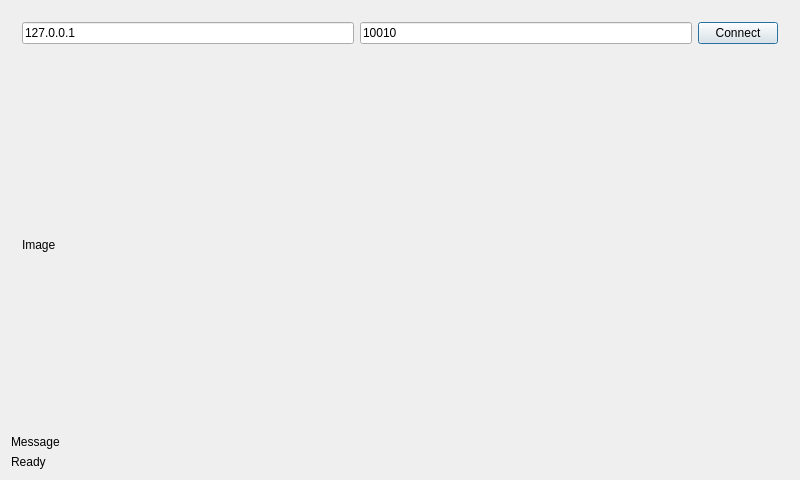
Above: PCameraClient/dialog.ui from hondodo/PCamera before the change. Below: the same form after it.
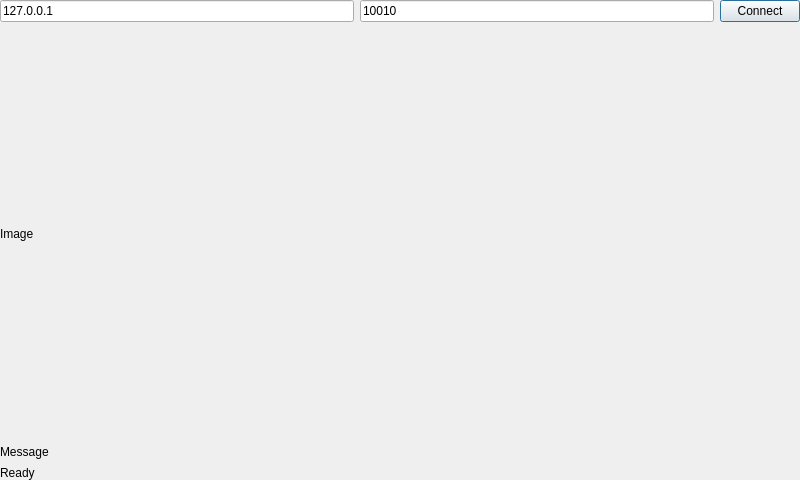
That is the form after the change. Custom widgets are drawn as their Qt base class.

```diff
--- a/PCameraClient/dialog.ui
+++ b/PCameraClient/dialog.ui
@@ -14,6 +14,21 @@
    <string>Dialog</string>
   </property>
   <layout class="QGridLayout" name="gridLayout">
+   <property name="leftMargin">
+    <number>0</number>
+   </property>
+   <property name="topMargin">
+    <number>0</number>
+   </property>
+   <property name="rightMargin">
+    <number>0</number>
+   </property>
+   <property name="bottomMargin">
+    <number>0</number>
+   </property>
+   <property name="spacing">
+    <number>7</number>
+   </property>
    <item row="1" column="0">
     <widget class="QWidget" name="widgetCamera" native="true">
      <property name="sizePolicy">
@@ -23,6 +38,21 @@
       </sizepolicy>
      </property>
      <layout class="QGridLayout" name="gridLayout_3">
+      <property name="leftMargin">
+       <number>0</number>
+      </property>
+      <property name="topMargin">
+       <number>0</number>
+      </property>
+      <property name="rightMargin">
+       <number>0</number>
+      </property>
+      <property name="bottomMargin">
+       <number>0</number>
+      </property>
+      <property name="spacing">
+       <number>0</number>
+      </property>
       <item row="0" column="0">
        <widget class="ClickableLabel" name="label">
         <property name="text">
@@ -35,6 +65,12 @@
    </item>
    <item row="2" column="0">
     <widget class="QLabel" name="labelMessage">
+     <property name="sizePolicy">
+      <sizepolicy hsizetype="Preferred" vsizetype="Fixed">
+       <horstretch>0</horstretch>
+       <verstretch>0</verstretch>
+      </sizepolicy>
+     </property>
      <property name="text">
       <string>Message</string>
      </property>
@@ -42,6 +78,12 @@
    </item>
    <item row="3" column="0">
     <widget class="QLabel" name="labelStatus">
+     <property name="sizePolicy">
+      <sizepolicy hsizetype="Preferred" vsizetype="Fixed">
+       <horstretch>0</horstretch>
+       <verstretch>0</verstretch>
+      </sizepolicy>
+     </property>
      <property name="text">
       <string>Ready</string>
      </property>
@@ -49,7 +91,25 @@
    </item>
    <item row="0" column="0">
     <widget class="QWidget" name="widgetConnect" native="true">
+     <property name="sizePolicy">
+      <sizepolicy hsizetype="Preferred" vsizetype="Fixed">
+       <horstretch>0</horstretch>
+       <verstretch>0</verstretch>
+      </sizepolicy>
+     </property>
      <layout class="QHBoxLayout" name="horizontalLayout">
+      <property name="leftMargin">
+       <number>0</number>
+      </property>
+      <property name="topMargin">
+       <number>0</number>
+      </property>
+      <property name="rightMargin">
+       <number>0</number>
+      </property>
+      <property name="bottomMargin">
+       <number>0</number>
+      </property>
       <item>
        <widget class="QLineEdit" name="lineEditIP">
         <property name="text">
```
